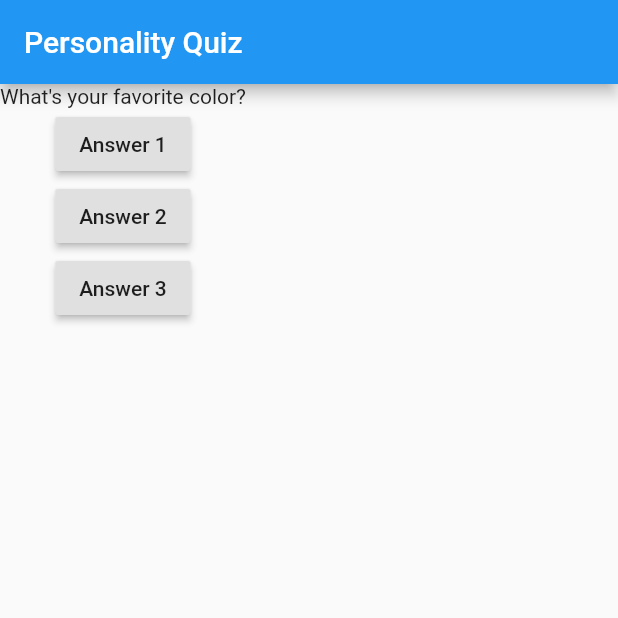
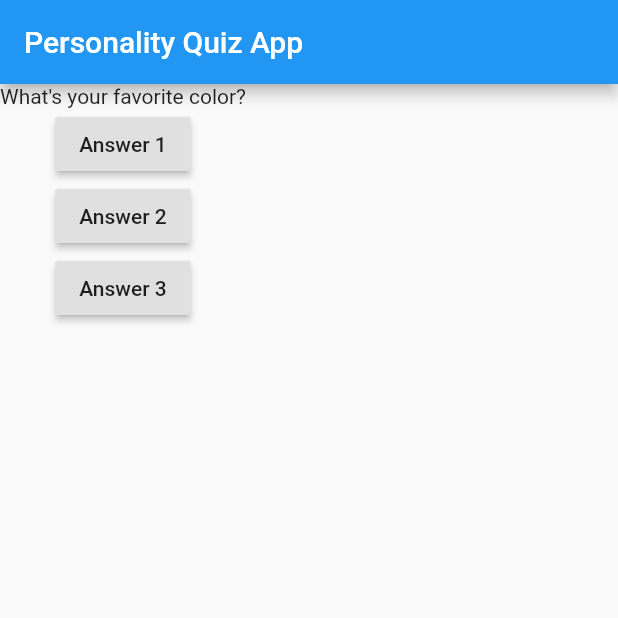
Before and after one commit to joneldominic/uc_quiz_app, a Flutter app: the screen it shows after launch, on a phone screen of 412 x 824 dp, the top half of it. Run offline on Flutter 3.47's test engine with Material 2 defaults, Android fonts, the phone set to English and light mode, and no system bars.

Commit message:
Change App Title

```diff
--- a/lib/main.dart
+++ b/lib/main.dart
@@ -34,7 +34,7 @@ class _QuizAppState extends State<QuizApp> {
     return MaterialApp(
         home: Scaffold(
       appBar: AppBar(
-        title: Text("Personality Quiz"),
+        title: Text("Personality Quiz App"),
       ),
       body: Column(
         children: [
```
